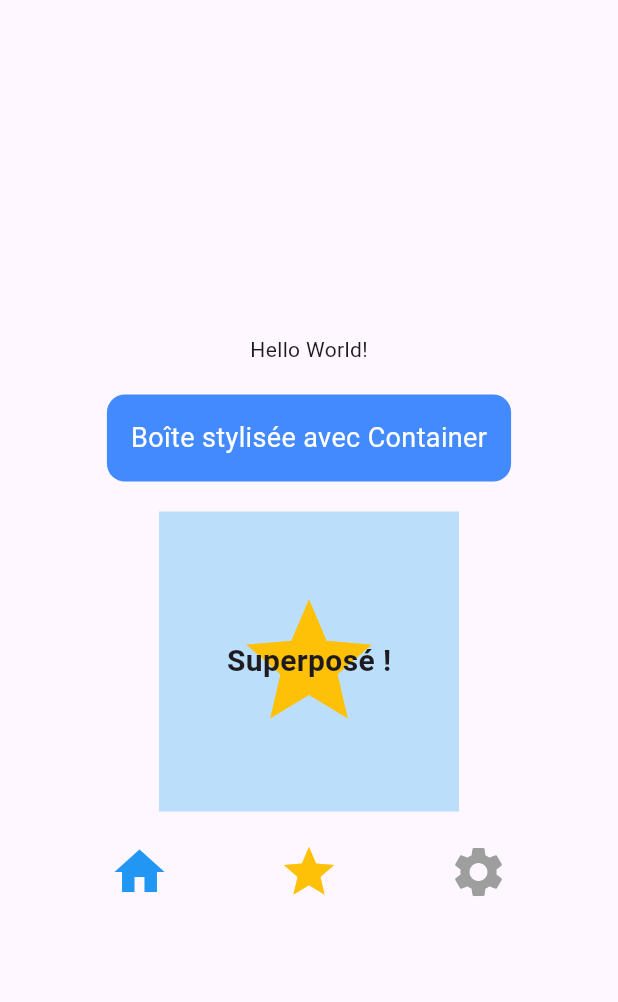
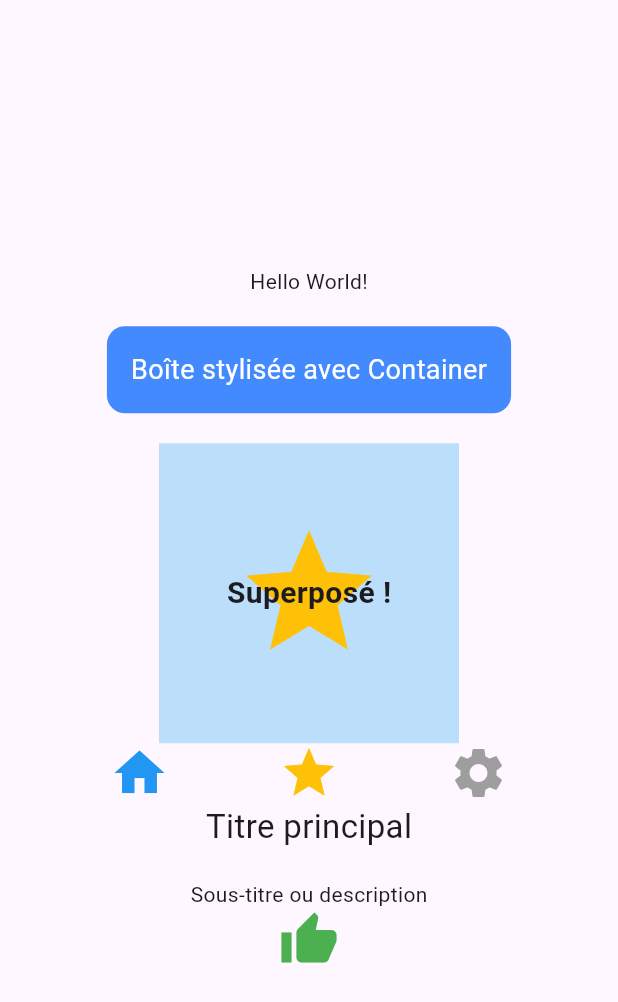
Before and after one commit to sahebmohandsaid97-oss/atelier02_flutter_app_widgets_base, a Flutter app: the screen it shows after launch, on a phone screen of 412 x 824 dp. Shown: the top 1002 px of the screen. Run offline on Flutter 3.47's test engine with Material 3 defaults, Android fonts, the phone set to English and light mode, and no system bars.

Commit message:
Étape 6 : Ajouter une deuxième colonne

```diff
--- a/lib/main.dart
+++ b/lib/main.dart
@@ -39,7 +39,6 @@
                   ),
                 ],
               ),
-              SizedBox(height: 20),
               Row(
                 mainAxisAlignment: MainAxisAlignment.spaceEvenly,
                 crossAxisAlignment: CrossAxisAlignment.center,
@@ -49,6 +48,16 @@
                   Icon(Icons.settings, color: Colors.grey, size: 40),
                 ],
               ),
+              Column(
+                mainAxisAlignment: MainAxisAlignment.center,
+                crossAxisAlignment: CrossAxisAlignment.center,
+                children: [
+                  Text('Titre principal', style: TextStyle(fontSize: 22)),
+                  SizedBox(height: 20),
+                  Text('Sous-titre ou description'),
+                  Icon(Icons.thumb_up, color: Colors.green, size: 40),
+                ],
+              ),
             ],
           ),
         ),
```
